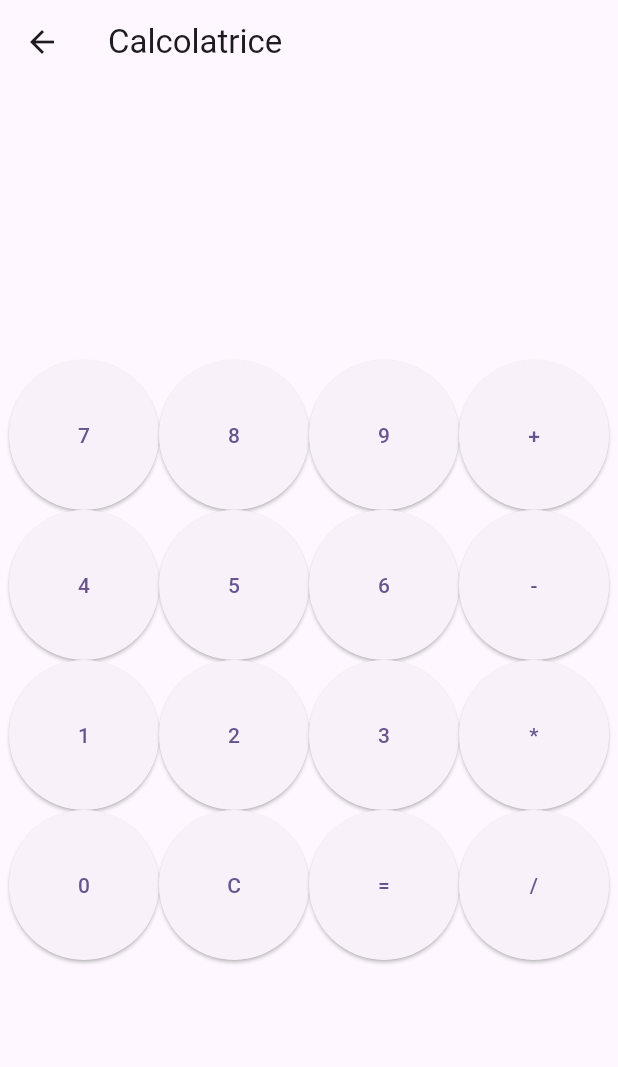
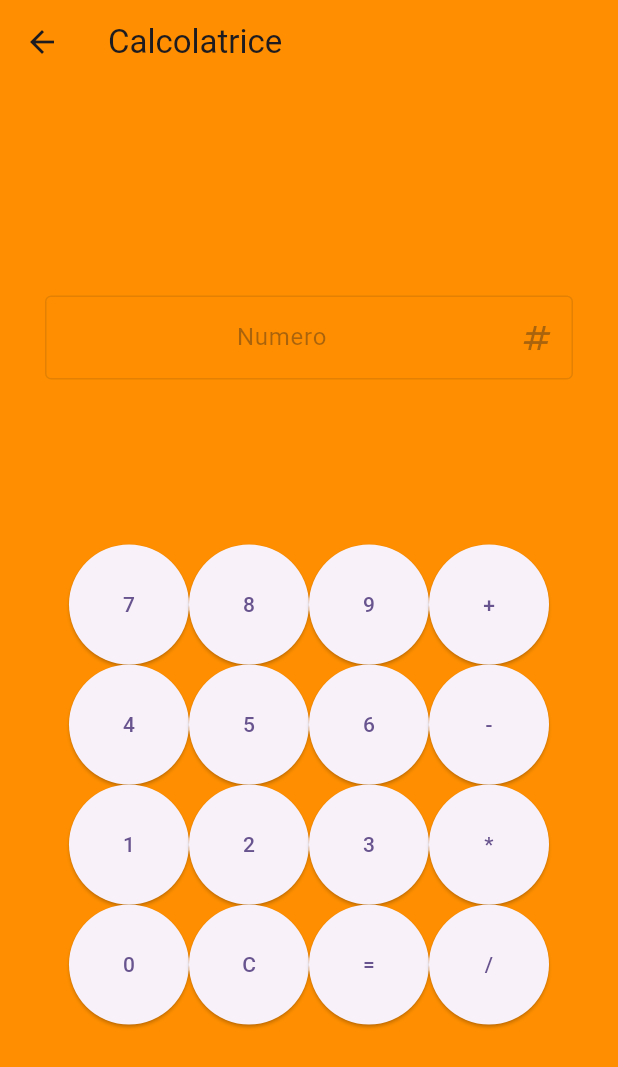
Before and after one commit to giacomo9801/Flutter_MultiFunction, a Flutter app: the Calcolatrice screen opened by its route, on a phone screen of 412 x 824 dp. Shown: the top 1067 px of the screen. Run offline on Flutter 3.47's test engine with Material 2 defaults, Android fonts, the phone set to English and light mode, and no system bars; our stand-ins replace easy_search_bar.

Commit message:
aggiunta calcolatrice completa

```diff
--- a/lib/operazioni/calcolatrice.dart
+++ b/lib/operazioni/calcolatrice.dart
@@ -1,65 +1,152 @@
 import 'package:flutter/material.dart';
 
 class Calcolatrice extends StatefulWidget {
-  const Calcolatrice({super.key});
+  const Calcolatrice({Key? key});
 
   @override
   State createState() => _CalcolatriceState();
 }
 
 class _CalcolatriceState extends State<Calcolatrice> {
-  String inputnumerico = "0";
+  String inputTesto = '';
+  double risultato = 0.0; // Variabile per memorizzare il risultato temporaneo
+  String operatoreCorrente =
+      ''; // Variabile per memorizzare l'operatore corrente
+
+  // Funzione per gestire il clic su un numero
+  void numeroPremuto(String numero) {
+    setState(() {
+      inputTesto += numero;
+    });
+  }
+
+  // Funzione per gestire il clic su un operatore (+, -, *, /)
+  void operatorePremuto(String operatore) {
+    setState(() {
+      if (inputTesto.isNotEmpty) {
+        // Se c'è del testo nell'input, converte il testo in un numero e lo aggiunge al risultato
+        final double numero = double.parse(inputTesto);
+        if (operatoreCorrente == '+') {
+          risultato += numero;
+        } else if (operatoreCorrente == '-') {
+          risultato -= numero;
+        } else if (operatoreCorrente == '*') {
+          risultato *= numero;
+        } else if (operatoreCorrente == '/') {
+          if (numero != 0) {
+            risultato /= numero;
+          } else {
+            // Gestione divisione per zero
+            risultato = 0.0;
+          }
+        } else {
+          // Se è la prima operazione, imposta il risultato iniziale
+          risultato = numero;
+        }
+      }
+      inputTesto = '';
+      operatoreCorrente = operatore;
+    });
+  }
+
+  // Funzione per gestire il clic su "="
+  void ugualePremuto() {
+    setState(() {
+      if (inputTesto.isNotEmpty) {
+        // Se c'è del testo nell'input, converte il testo in un numero e lo aggiunge al risultato
+        final double numero = double.parse(inputTesto);
+        if (operatoreCorrente == '+') {
+          risultato += numero;
+        } else if (operatoreCorrente == '-') {
+          risultato -= numero;
+        } else if (operatoreCorrente == '*') {
+          risultato *= numero;
+        } else if (operatoreCorrente == '/') {
+          if (numero != 0) {
+            risultato /= numero;
+          } else {
+            // Gestione divisione per zero
+            risultato = 0.0;
+          }
+        } else if (operatoreCorrente.isEmpty) {
+          // Se è la prima operazione, imposta il risultato iniziale
+          risultato = numero;
+        }
+      }
+      inputTesto = risultato.toString();
+      operatoreCorrente = '';
+    });
+  }
+
+  // Funzione per gestire il clic su "C" (Cancella)
+  void cancellaPremuto() {
+    setState(() {
+      inputTesto = '';
+      risultato = 0.0;
+      operatoreCorrente = '';
+    });
+  }
 
   @override
   Widget build(BuildContext context) {
     return Scaffold(
       appBar: AppBar(
         title: const Text('Calcolatrice'),
+        backgroundColor: Colors.amber[800],
       ),
-      body: Row(
+      body: Container(
+        color: Colors.amber[800],
+        child: Column(
           crossAxisAlignment: CrossAxisAlignment.center,
           mainAxisAlignment: MainAxisAlignment.center,
           children: [
-          Column(
+            Padding(
+              padding: const EdgeInsets.only(bottom: 60, right: 30, left: 30),
+              child: TextField(
+                controller: TextEditingController(text: inputTesto),
+                textAlign: TextAlign.center,
+                enabled: false,
+                decoration: const InputDecoration(
+                  hintText: "Numero",
+                  border: OutlineInputBorder(),
+                  suffixIcon: Icon(Icons.numbers),
+                ),
+              ),
+            ),
+            const SizedBox(height: 50),
+            Row(
               crossAxisAlignment: CrossAxisAlignment.center,
               mainAxisAlignment: MainAxisAlignment.center,
               children: <Widget>[
-                Row(
-                  crossAxisAlignment: CrossAxisAlignment.center,
-                  children: <Widget>[
                 SizedBox(
-                      width: 100,
-                      height: 100,
+                  width: 80,
+                  height: 80,
                   child: ElevatedButton(
-                        onPressed: () {},
+                    onPressed: () => numeroPremuto('7'),
                     child: const Text('7'),
                   ),
                 ),
                 SizedBox(
-                      width: 100,
-                      height: 100,
-                      child: SizedBox(
-                        width: 100,
-                        height: 100,
+                  width: 80,
+                  height: 80,
                   child: ElevatedButton(
-                          onPressed: () {},
+                    onPressed: () => numeroPremuto('8'),
                     child: const Text('8'),
                   ),
                 ),
-                    ),
                 SizedBox(
-                      width: 100,
-                      height: 100,
+                  width: 80,
+                  height: 80,
                   child: ElevatedButton(
-                        onPressed: () {},
+                    onPressed: () => numeroPremuto('9'),
                     child: const Text('9'),
                   ),
                 ),
                 SizedBox(
-                      width: 100,
-                      height: 100,
+                  width: 80,
+                  height: 80,
                   child: ElevatedButton(
-                        onPressed: () {},
+                    onPressed: () => operatorePremuto('+'),
                     child: const Text('+'),
                   ),
                 ),
@@ -67,36 +154,37 @@ class _CalcolatriceState extends State<Calcolatrice> {
             ),
             Row(
               crossAxisAlignment: CrossAxisAlignment.center,
+              mainAxisAlignment: MainAxisAlignment.center,
               children: <Widget>[
                 SizedBox(
-                      width: 100,
-                      height: 100,
+                  width: 80,
+                  height: 80,
                   child: ElevatedButton(
-                        onPressed: () {},
+                    onPressed: () => numeroPremuto('4'),
                     child: const Text('4'),
                   ),
                 ),
                 SizedBox(
-                      width: 100,
-                      height: 100,
+                  width: 80,
+                  height: 80,
                   child: ElevatedButton(
-                        onPressed: () {},
+                    onPressed: () => numeroPremuto('5'),
                     child: const Text('5'),
                   ),
                 ),
                 SizedBox(
-                      width: 100,
-                      height: 100,
+                  width: 80,
+                  height: 80,
                   child: ElevatedButton(
-                        onPressed: () {},
+                    onPressed: () => numeroPremuto('6'),
                     child: const Text('6'),
                   ),
                 ),
                 SizedBox(
-                      width: 100,
-                      height: 100,
+                  width: 80,
+                  height: 80,
                   child: ElevatedButton(
-                        onPressed: () {},
+                    onPressed: () => operatorePremuto('-'),
                     child: const Text('-'),
                   ),
                 ),
@@ -104,36 +192,37 @@ class _CalcolatriceState extends State<Calcolatrice> {
             ),
             Row(
               crossAxisAlignment: CrossAxisAlignment.center,
+              mainAxisAlignment: MainAxisAlignment.center,
               children: <Widget>[
                 SizedBox(
-                      width: 100,
-                      height: 100,
+                  width: 80,
+                  height: 80,
                   child: ElevatedButton(
-                        onPressed: () {},
+                    onPressed: () => numeroPremuto('1'),
                     child: const Text('1'),
                   ),
                 ),
                 SizedBox(
-                      width: 100,
-                      height: 100,
+                  width: 80,
+                  height: 80,
                   child: ElevatedButton(
-                        onPressed: () {},
+                    onPressed: () => numeroPremuto('2'),
                     child: const Text('2'),
                   ),
                 ),
                 SizedBox(
-                      width: 100,
-                      height: 100,
+                  width: 80,
+                  height: 80,
                   child: ElevatedButton(
-                        onPressed: () {},
+                    onPressed: () => numeroPremuto('3'),
                     child: const Text('3'),
                   ),
                 ),
                 SizedBox(
-                      width: 100,
-                      height: 100,
+                  width: 80,
+                  height: 80,
                   child: ElevatedButton(
-                        onPressed: () {},
+                    onPressed: () => operatorePremuto('*'),
                     child: const Text('*'),
                   ),
                 ),
@@ -141,43 +230,44 @@ class _CalcolatriceState extends State<Calcolatrice> {
             ),
             Row(
               crossAxisAlignment: CrossAxisAlignment.center,
+              mainAxisAlignment: MainAxisAlignment.center,
               children: <Widget>[
                 SizedBox(
-                      width: 100,
-                      height: 100,
+                  width: 80,
+                  height: 80,
                   child: ElevatedButton(
-                        onPressed: () {},
+                    onPressed: () => numeroPremuto('0'),
                     child: const Text('0'),
                   ),
                 ),
                 SizedBox(
-                      width: 100,
-                      height: 100,
+                  width: 80,
+                  height: 80,
                   child: ElevatedButton(
-                        onPressed: () {},
+                    onPressed: cancellaPremuto,
                     child: const Text('C'),
                   ),
                 ),
                 SizedBox(
-                      width: 100,
-                      height: 100,
+                  width: 80,
+                  height: 80,
                   child: ElevatedButton(
-                        onPressed: () {},
+                    onPressed: ugualePremuto,
                     child: const Text('='),
                   ),
                 ),
                 SizedBox(
-                      width: 100,
-                      height: 100,
+                  width: 80,
+                  height: 80,
                   child: ElevatedButton(
-                        onPressed: () {},
+                    onPressed: () => operatorePremuto('/'),
                     child: const Text('/'),
                   ),
                 ),
               ],
             ),
-              ]),
           ],
+        ),
       ),
     );
   }
```
Lines whose indentation alone changed are shown as unchanged.
